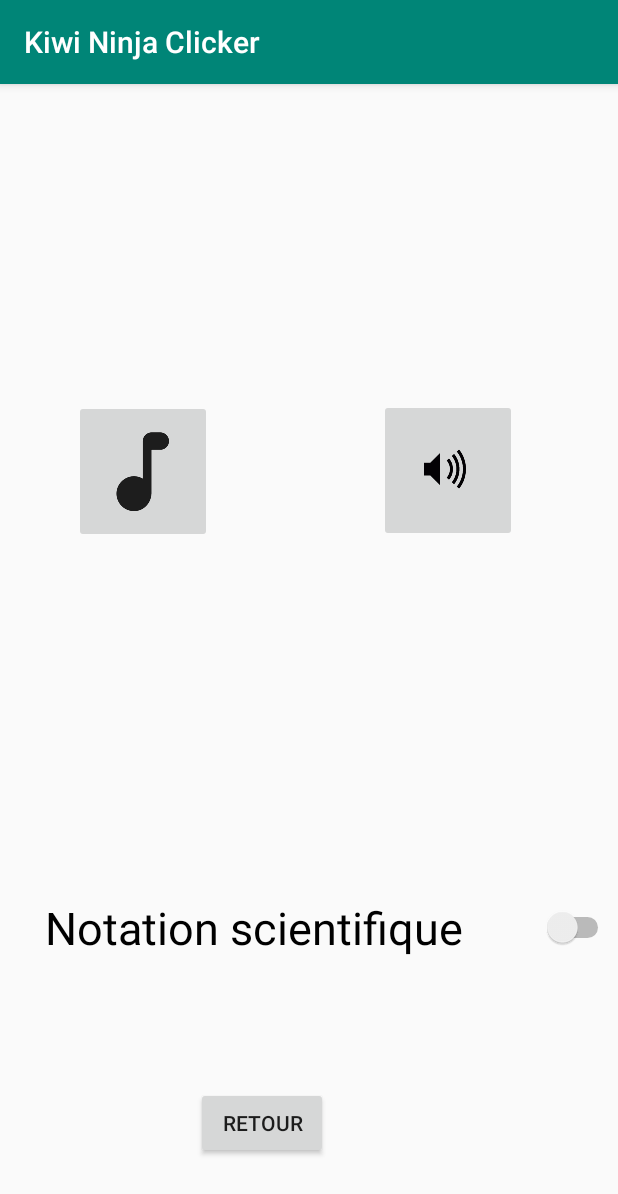
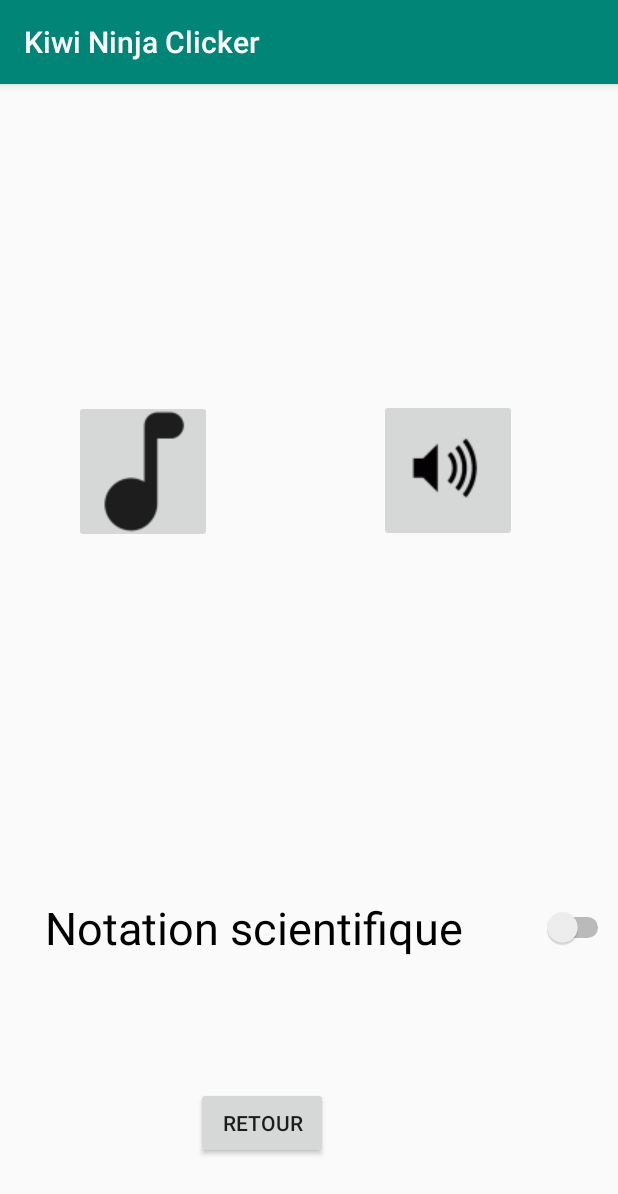
Before and after one commit to MaximeBerduck/KiwiNinjaClicker, an Android app: the screen it shows after launch (Parametre), after a tap on an icon or button, on a phone screen of 412 x 824 dp. Shown: the top 1194 px of the screen. Run offline under Robolectric (Android 15) with nearby library versions, the light colour scheme and no system bars.

Commit message:
ajout sauvegarde des parametres de son

```diff
--- a/app/src/main/java/fr/iut/kiwininjaclicker/MainActivity.java
+++ b/app/src/main/java/fr/iut/kiwininjaclicker/MainActivity.java
@@ -33,7 +33,8 @@ public class MainActivity extends AppCompatActivity {
         nbrClick.setText(prefs.getString("BANANE", String.valueOf(0)));
         handler = new HandlerIncrementation(nbrClick);
         MusicManager.getInstance().initalizeMediaPlayer(getBaseContext(), R.raw.katana); // to initalize of media player
-        MusicManager.getInstance().startPlaying();// to start playing music
+        if (prefs.getBoolean("SON",true))
+            MusicManager.getInstance().startPlaying();// to start playing music
 
         Thread background = new Thread(new Runnable() {
             /**
--- a/app/src/main/java/fr/iut/kiwininjaclicker/Parametre.java
+++ b/app/src/main/java/fr/iut/kiwininjaclicker/Parametre.java
@@ -1,6 +1,7 @@
 package fr.iut.kiwininjaclicker;
 
 import android.content.Intent;
+import android.content.SharedPreferences;
 import android.media.AudioManager;
 import android.media.MediaPlayer;
 import android.os.Bundle;
@@ -13,18 +14,37 @@ public class Parametre extends AppCompatActivity {
 
     private ImageButton imageSon;
     private ImageButton imageMusique;
-    boolean flagSon=true;
-    boolean flagMusique=true;
+    boolean flagSon;
+    boolean flagMusique;
     private MediaPlayer sound;
 
 
     @Override
     public void onCreate(Bundle v) {
         super.onCreate(v);
+        SharedPreferences prefs = getSharedPreferences("MyPrefs", MODE_PRIVATE);
+        flagSon = prefs.getBoolean("SON", true);
+        flagMusique = prefs.getBoolean("MUSIQUE", true);
+
         setContentView(R.layout.parametre);
 
-         imageSon =  findViewById(R.id.imageSon);
-         imageMusique =  findViewById(R.id.imageMusique);
+        imageSon = findViewById(R.id.imageSon);
+        if (flagSon) {
+            MusicManager.getInstance().startPlaying();// to start playing music
+            imageSon.setImageResource(R.drawable.son_foreground);
+        } else {
+            MusicManager.getInstance().stopPlaying();// to start playing music
+            imageSon.setImageResource(R.drawable.sonmuet_foreground);
+        }
+
+
+        imageMusique = findViewById(R.id.imageMusique);
+        if (flagMusique) {
+            imageMusique.setImageResource(R.drawable.musique_foreground);
+        } else {
+            imageMusique.setImageResource(R.drawable.musiquemuet_foreground);
+        }
+
 
     }
 
@@ -33,28 +53,37 @@ public class Parametre extends AppCompatActivity {
         if (!flagSon) {
             MusicManager.getInstance().startPlaying();// to start playing music
             imageSon.setImageResource(R.drawable.son_foreground);
-            flagSon=true;
-        }
-        else {
+            flagSon = true;
+        } else {
             MusicManager.getInstance().stopPlaying();// to start playing music
             imageSon.setImageResource(R.drawable.sonmuet_foreground);
-            flagSon=false;
+            flagSon = false;
         }
     }
 
     public void muteMusique(View v) {
         if (!flagMusique) {
             imageMusique.setImageResource(R.drawable.musique_foreground);
-            flagMusique=true;
-        }
-        else {
+            flagMusique = true;
+        } else {
             imageMusique.setImageResource(R.drawable.musiquemuet_foreground);
-            flagMusique=false;
+            flagMusique = false;
         }
     }
 
     public void retour(View v) {
-       onBackPressed();
+        onBackPressed();
+    }
+
+
+    @Override
+    protected void onDestroy() {
+        SharedPreferences.Editor editor = getSharedPreferences("MyPrefs",
+                MODE_PRIVATE).edit();
+        editor.putBoolean("SON", flagSon);
+        editor.putBoolean("MUSIQUE", flagMusique);
+        editor.apply();
+        super.onDestroy();
     }
 
 }
```
